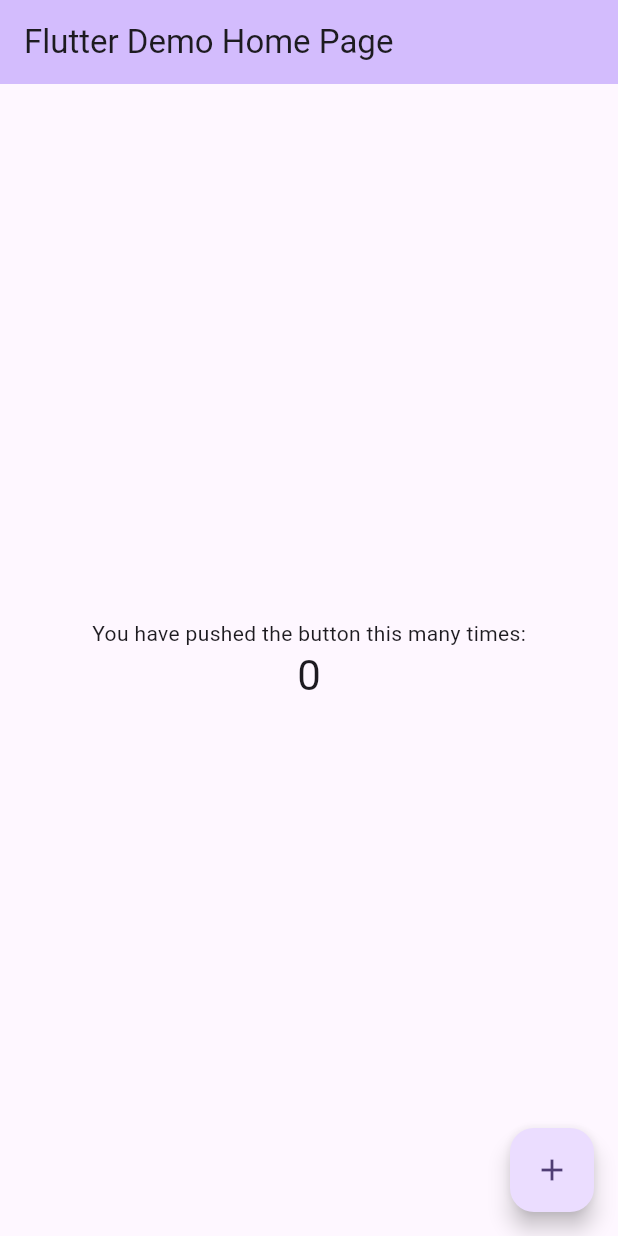
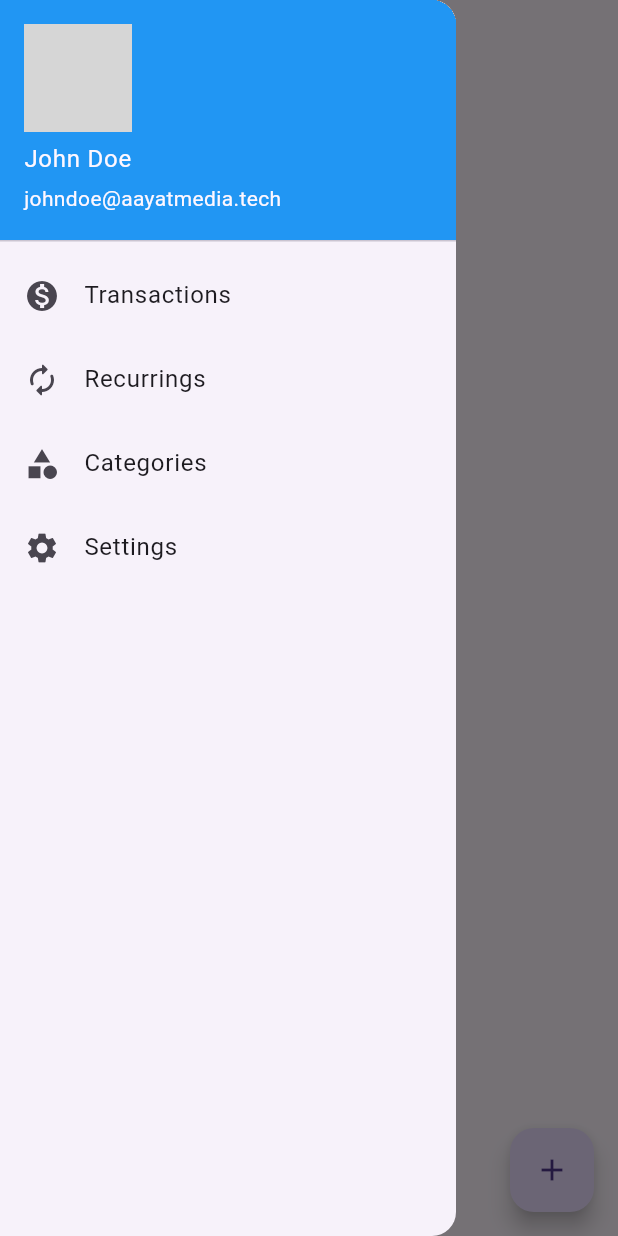
Before and after one commit to jayskhatri/finziee_dart, a Flutter app: the screen it shows after launch, with the side drawer open (before the commit the screen has no drawer), on a phone screen of 412 x 824 dp. Run offline on Flutter 3.47's test engine with Material 3 defaults, Android fonts, the phone set to English and light mode, and no system bars; network calls fail; grey boxes are pictures that could not be loaded.

Commit message:
updated app with base skeleton

```diff
--- a/lib/main.dart
+++ b/lib/main.dart
@@ -1,3 +1,4 @@
+import 'package:finziee_dart/pages/home_page.dart';
 import 'package:flutter/material.dart';
 
 void main() {
@@ -10,116 +11,9 @@ class MyApp extends StatelessWidget {
   // This widget is the root of your application.
   @override
   Widget build(BuildContext context) {
-    return MaterialApp(
-      title: 'Flutter Demo',
-      theme: ThemeData(
-        // This is the theme of your application.
-        //
-        // TRY THIS: Try running your application with "flutter run". You'll see
-        // the application has a blue toolbar. Then, without quitting the app,
-        // try changing the seedColor in the colorScheme below to Colors.green
-        // and then invoke "hot reload" (save your changes or press the "hot
-        // reload" button in a Flutter-supported IDE, or press "r" if you used
-        // the command line to start the app).
-        //
-        // Notice that the counter didn't reset back to zero; the application
-        // state is not lost during the reload. To reset the state, use hot
-        // restart instead.
-        //
-        // This works for code too, not just values: Most code changes can be
-        // tested with just a hot reload.
-        colorScheme: ColorScheme.fromSeed(seedColor: Colors.deepPurple),
-        useMaterial3: true,
-      ),
-      home: const MyHomePage(title: 'Flutter Demo Home Page'),
+    return const MaterialApp(
+      debugShowCheckedModeBanner: false,
+      home: HomePage(),
     );
   }
 }
-
-class MyHomePage extends StatefulWidget {
-  const MyHomePage({super.key, required this.title});
-
-  // This widget is the home page of your application. It is stateful, meaning
-  // that it has a State object (defined below) that contains fields that affect
-  // how it looks.
-
-  // This class is the configuration for the state. It holds the values (in this
-  // case the title) provided by the parent (in this case the App widget) and
-  // used by the build method of the State. Fields in a Widget subclass are
-  // always marked "final".
-
-  final String title;
-
-  @override
-  State<MyHomePage> createState() => _MyHomePageState();
-}
-
-class _MyHomePageState extends State<MyHomePage> {
-  int _counter = 0;
-
-  void _incrementCounter() {
-    setState(() {
-      // This call to setState tells the Flutter framework that something has
-      // changed in this State, which causes it to rerun the build method below
-      // so that the display can reflect the updated values. If we changed
-      // _counter without calling setState(), then the build method would not be
-      // called again, and so nothing would appear to happen.
-      _counter++;
-    });
-  }
-
-  @override
-  Widget build(BuildContext context) {
-    // This method is rerun every time setState is called, for instance as done
-    // by the _incrementCounter method above.
-    //
-    // The Flutter framework has been optimized to make rerunning build methods
-    // fast, so that you can just rebuild anything that needs updating rather
-    // than having to individually change instances of widgets.
-    return Scaffold(
-      appBar: AppBar(
-        // TRY THIS: Try changing the color here to a specific color (to
-        // Colors.amber, perhaps?) and trigger a hot reload to see the AppBar
-        // change color while the other colors stay the same.
-        backgroundColor: Theme.of(context).colorScheme.inversePrimary,
-        // Here we take the value from the MyHomePage object that was created by
-        // the App.build method, and use it to set our appbar title.
-        title: Text(widget.title),
-      ),
-      body: Center(
-        // Center is a layout widget. It takes a single child and positions it
-        // in the middle of the parent.
-        child: Column(
-          // Column is also a layout widget. It takes a list of children and
-          // arranges them vertically. By default, it sizes itself to fit its
-          // children horizontally, and tries to be as tall as its parent.
-          //
-          // Column has various properties to control how it sizes itself and
-          // how it positions its children. Here we use mainAxisAlignment to
-          // center the children vertically; the main axis here is the vertical
-          // axis because Columns are vertical (the cross axis would be
-          // horizontal).
-          //
-          // TRY THIS: Invoke "debug painting" (choose the "Toggle Debug Paint"
-          // action in the IDE, or press "p" in the console), to see the
-          // wireframe for each widget.
-          mainAxisAlignment: MainAxisAlignment.center,
-          children: <Widget>[
-            const Text(
-              'You have pushed the button this many times:',
-            ),
-            Text(
-              '$_counter',
-              style: Theme.of(context).textTheme.headlineMedium,
-            ),
-          ],
-        ),
-      ),
-      floatingActionButton: FloatingActionButton(
-        onPressed: _incrementCounter,
-        tooltip: 'Increment',
-        child: const Icon(Icons.add),
-      ), // This trailing comma makes auto-formatting nicer for build methods.
-    );
-  }
-}
--- /dev/null
+++ b/lib/pages/categories.dart
@@ -0,0 +1,10 @@
+import 'package:flutter/material.dart';
+
+class Categories extends StatelessWidget {
+  const Categories({super.key});
+
+  @override
+  Widget build(BuildContext context) {
+    return const Placeholder();
+  }
+}
--- /dev/null
+++ b/lib/pages/helper/drawer_navigation.dart
@@ -0,0 +1,52 @@
+import 'package:flutter/material.dart';
+
+class DrawerNavigation extends StatefulWidget {
+  const DrawerNavigation({Key? key}) : super(key: key);
+
+  @override
+  State<DrawerNavigation> createState() => _DrawerNavigationState();
+}
+
+class _DrawerNavigationState extends State<DrawerNavigation> {
+
+  @override
+  Widget build(BuildContext context) {
+    return Container(
+      child: Drawer(
+        child: ListView(
+          children: <Widget>[
+            UserAccountsDrawerHeader(
+              currentAccountPicture: CircleAvatar(
+                backgroundImage: NetworkImage('https://img.freepik.com/free-vector/businessman-character-avatar-isolated_24877-60111.jpg?w=1380&t=st=1711450325~exp=1711450925~hmac=1bca85493249bbc30bfded5fec7da5151b7a3e0b78262b16648761781cf095a0'),
+              ),
+              accountName: Text('John Doe'),
+              accountEmail: Text('johndoe@aayatmedia.tech'),
+              decoration: BoxDecoration(
+                color: Colors.blue,
+              ),
+              ),
+
+              ListTile(
+                leading: Icon(Icons.monetization_on),
+                title: Text('Transactions'),
+                onTap: (){},
+              ),
+              ListTile(
+                leading: Icon(Icons.autorenew_rounded),
+                title: Text('Recurrings'),
+                onTap: (){},
+              ),
+              ListTile(
+                leading: Icon(Icons.category),
+                title: Text('Categories'),
+                onTap: (){},
+              ),
+              ListTile(
+                leading: Icon(Icons.settings),
+                title: Text('Settings'),
+                onTap: (){},
+              )]
+      ),
+    ));
+  }
+}
--- /dev/null
+++ b/lib/pages/home_page.dart
@@ -0,0 +1,30 @@
+import 'package:finziee_dart/pages/helper/drawer_navigation.dart';
+import 'package:flutter/material.dart';
+
+
+class HomePage extends StatelessWidget {
+  const HomePage({super.key});
+
+  @override
+  Widget build(BuildContext context) {
+    return Scaffold(
+      appBar: AppBar(
+        title: const Text('Finziee'),
+        centerTitle: true,
+        elevation: 0.0,
+      ),
+      drawer: DrawerNavigation(),
+      body: const Center(
+        child: Text('Welcome to Finziee'),
+      ),
+      floatingActionButton: FloatingActionButton(
+        onPressed: someMethod,
+        child: const Icon(Icons.add),
+      ),
+    );
+  }
+
+  void someMethod() {
+    print('Floating action button pressed');
+  }
+}
--- /dev/null
+++ b/lib/pages/transactions.dart
@@ -0,0 +1,10 @@
+import 'package:flutter/material.dart';
+
+class Transactions extends StatelessWidget {
+  const Transactions({super.key});
+
+  @override
+  Widget build(BuildContext context) {
+    return const Placeholder();
+  }
+}
--- a/pubspec.yaml
+++ b/pubspec.yaml
@@ -35,6 +35,7 @@ dependencies:
   # The following adds the Cupertino Icons font to your application.
   # Use with the CupertinoIcons class for iOS style icons.
   cupertino_icons: ^1.0.2
+  flutter_svg: ^2.0.10+1
 
 dev_dependencies:
   flutter_test:
```
Also changed, not shown: pubspec.lock, 1 other file.
